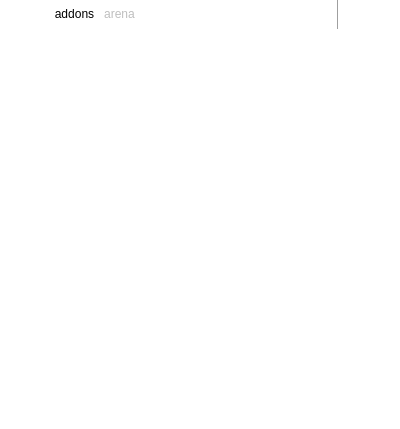
First picture: the form in src/gui/form/mainwindow.ui, repository mynew1/Circle-Launcher, before the edit.
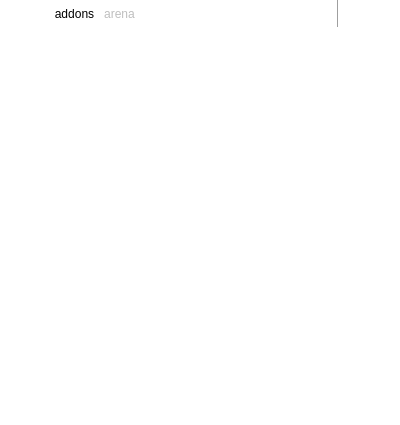
Second picture: the form after the edit. Icons and pictures are not drawn.

What changed in the file:
```diff
--- a/src/gui/form/mainwindow.ui
+++ b/src/gui/form/mainwindow.ui
@@ -7,7 +7,7 @@
     <x>0</x>
     <y>0</y>
     <width>400</width>
-    <height>429</height>
+    <height>425</height>
    </rect>
   </property>
   <property name="maximumSize">
@@ -227,7 +227,7 @@
     <property name="geometry">
      <rect>
       <x>0</x>
-      <y>29</y>
+      <y>27</y>
       <width>400</width>
       <height>400</height>
      </rect>
```
